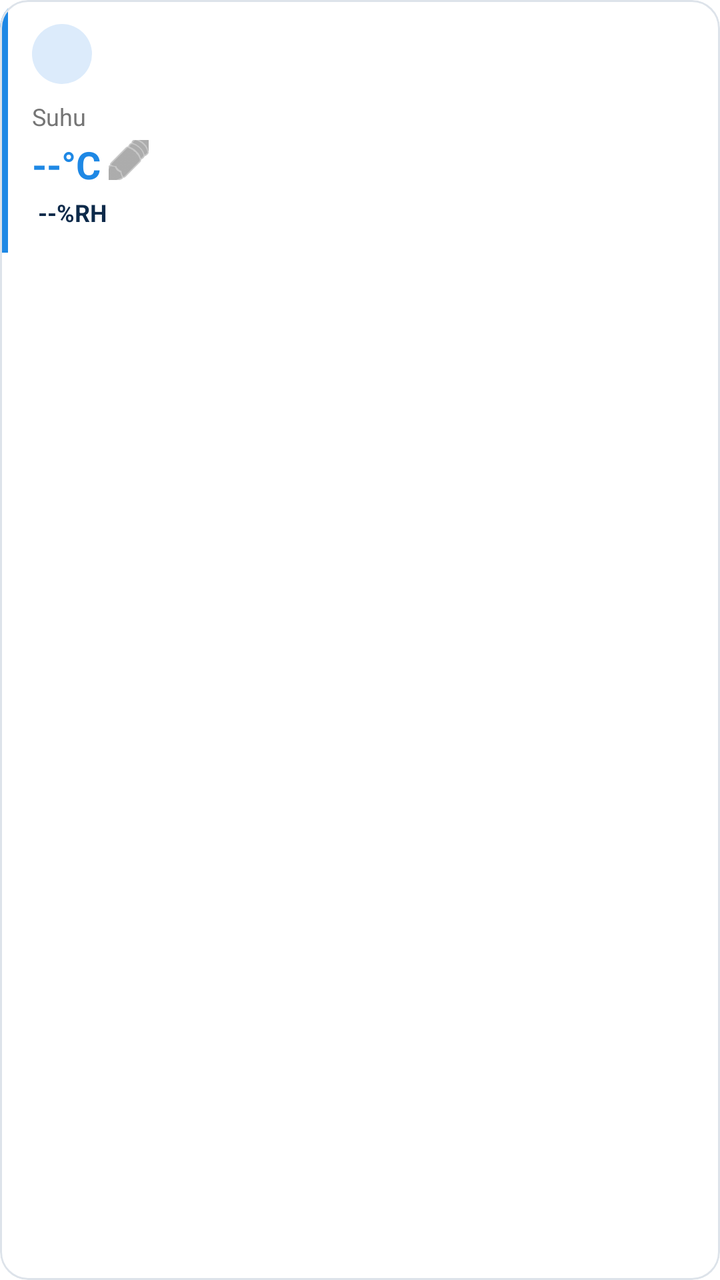
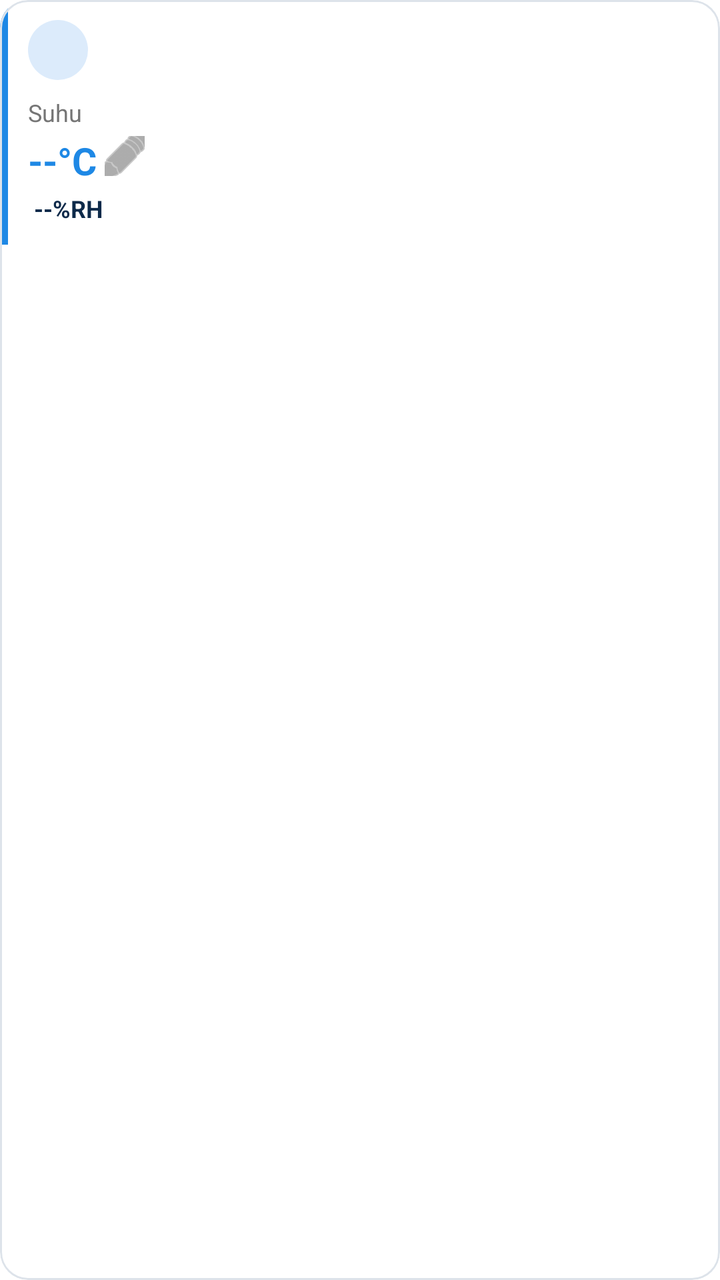

Two renders of the same Android screen: before a commit and after it. Below are the layout's source before the change and the commit's diff.
<!-- AndroidManifest.xml: application theme Theme.SmartHomeIot -->
<!-- res/layout/item_suhu_card.xml -->
<?xml version="1.0" encoding="utf-8"?>
<com.google.android.material.card.MaterialCardView xmlns:android="http://schemas.android.com/apk/res/android"
    xmlns:app="http://schemas.android.com/apk/res-auto"
    xmlns:tools="http://schemas.android.com/tools"
    android:layout_width="match_parent"
    android:layout_height="wrap_content"
    app:cardCornerRadius="14dp"
    app:cardElevation="0dp"
    app:strokeWidth="1dp"
    app:strokeColor="@color/dividerLine"
    app:cardBackgroundColor="@color/cardBackground">

    <LinearLayout
        android:layout_width="match_parent"
        android:layout_height="wrap_content"
        android:orientation="horizontal">

        
        <View
            android:layout_width="4dp"
            android:layout_height="match_parent"
            android:background="@color/iconCircleBlue" />

        <LinearLayout
            android:layout_width="match_parent"
            android:layout_height="wrap_content"
            android:orientation="vertical"
            android:padding="12dp">

            <TextView
                android:layout_width="30dp"
                android:layout_height="30dp"
                android:background="@drawable/bg_icon_circle"
                android:backgroundTint="#DCEBFB"
                android:gravity="center"
                android:text="\uD83C\uDF21\uFE0F"
                android:textSize="14sp" />

            <TextView
                android:id="@+id/tvSuhuTitle"
                android:layout_width="wrap_content"
                android:layout_height="wrap_content"
                android:layout_marginTop="8dp"
                android:text="Suhu"
                android:textSize="12sp"
                android:textColor="@color/mutedText"
                android:maxLines="1" />

            <LinearLayout
                android:layout_width="wrap_content"
                android:layout_height="wrap_content"
                android:orientation="horizontal"
                android:gravity="center_vertical">

                <TextView
                    android:id="@+id/tvSuhuValue"
                    android:layout_width="wrap_content"
                    android:layout_height="wrap_content"
                    android:layout_marginTop="2dp"
                    android:text="--\u00B0C"
                    android:textSize="19sp"
                    android:textStyle="bold"
                    android:textColor="@color/iconCircleBlue" />

                <ImageButton
                    android:id="@+id/btnEditSuhuTitle"
                    android:layout_width="20dp"
                    android:layout_height="20dp"
                    android:layout_marginStart="4dp"
                    android:background="?attr/selectableItemBackgroundBorderless"
                    android:contentDescription="Edit nama sensor"
                    android:padding="3dp"
                    android:src="@android:drawable/ic_menu_edit"
                    app:tint="@color/mutedText" />

            </LinearLayout>

            <LinearLayout
                android:layout_width="wrap_content"
                android:layout_height="wrap_content"
                android:orientation="horizontal"
                android:gravity="center_vertical"
                android:layout_marginTop="4dp">

                <TextView
                    android:layout_width="wrap_content"
                    android:layout_height="wrap_content"
                    android:text="\uD83D\uDCA7"
                    android:textSize="12sp"
                    android:layout_marginEnd="3dp" />

                <TextView
                    android:id="@+id/tvKelembabanValue"
                    android:layout_width="wrap_content"
                    android:layout_height="wrap_content"
                    android:text="--%RH"
                    android:textSize="12sp"
                    android:textStyle="bold"
                    android:textColor="@color/darkNavy" />

            </LinearLayout>

        </LinearLayout>

    </LinearLayout>

</com.google.android.material.card.MaterialCardView>
<!-- resources referenced by this layout -->
<resources>
  <color name="cardBackground">#FFFFFF</color>
  <color name="darkNavy">#0D2A4A</color>
  <color name="dividerLine">#DDE3EA</color>
  <color name="iconCircleBlue">#1E88E5</color>
  <color name="mutedText">#757575</color>
  <!-- drawable bg_icon_circle (drawable) -->
  <?xml version="1.0" encoding="utf-8"?>
  <shape xmlns:android="http://schemas.android.com/apk/res/android"
      android:shape="oval">
      <solid android:color="@color/iconCircleBlue" />
  </shape>
  <style name="Theme.SmartHomeIot" parent="Theme.MaterialComponents.DayNight.NoActionBar">
          <item name="colorPrimary">#1976D2</item>
          <item name="colorPrimaryVariant">#1565C0</item>
          <item name="colorOnPrimary">#FFFFFF</item>
          <item name="colorSecondary">#2E7D32</item>
          <item name="android:statusBarColor">#1565C0</item>
      </style>
</resources>

<!-- the commit's change to res/layout/item_suhu_card.xml (unified diff, before → after) -->
@@ -25,7 +25,7 @@
             android:layout_width="match_parent"
             android:layout_height="wrap_content"
             android:orientation="vertical"
-            android:padding="12dp">
+            android:padding="10dp">
 
             <TextView
                 android:layout_width="30dp"
